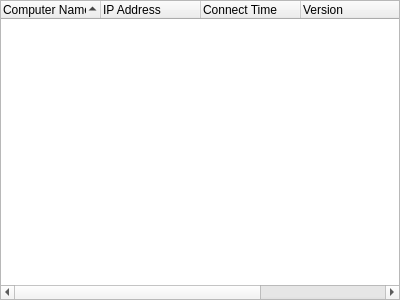
This is source/client/desktop/management/router_clients_widget.ui in dchapyshev/aspia as Qt 5 draws it before an edit. The edited form follows.
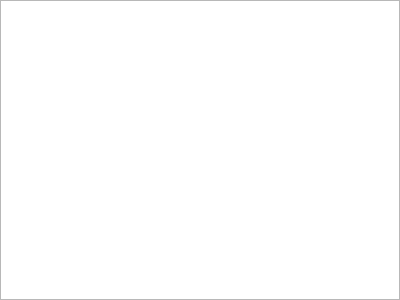
This is the edited form.

What changed in the file:
```diff
--- a/source/client/desktop/management/router_clients_widget.ui
+++ b/source/client/desktop/management/router_clients_widget.ui
@@ -24,7 +24,7 @@
     <number>0</number>
    </property>
    <item>
-    <widget class="QTreeWidget" name="tree_clients">
+    <widget class="QTreeView" name="tree_clients">
      <property name="editTriggers">
       <set>QAbstractItemView::EditTrigger::NoEditTriggers</set>
      </property>
@@ -43,36 +43,6 @@
      <property name="expandsOnDoubleClick">
       <bool>false</bool>
      </property>
-     <column>
-      <property name="text">
-       <string>Computer Name</string>
-      </property>
-     </column>
-     <column>
-      <property name="text">
-       <string>IP Address</string>
-      </property>
-     </column>
-     <column>
-      <property name="text">
-       <string>Connect Time</string>
-      </property>
-     </column>
-     <column>
-      <property name="text">
-       <string>Version</string>
-      </property>
-     </column>
-     <column>
-      <property name="text">
-       <string>Architecture</string>
-      </property>
-     </column>
-     <column>
-      <property name="text">
-       <string>Operating System</string>
-      </property>
-     </column>
     </widget>
    </item>
   </layout>
```
